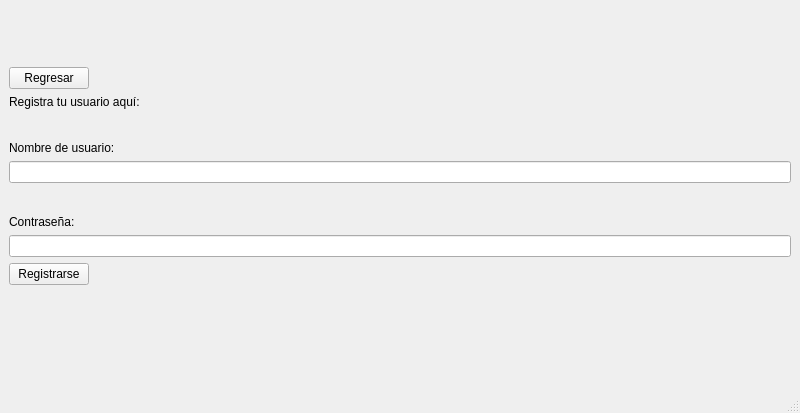
AntonyEduardoAguirre/proyectoprogramacion2, file proyecto progra/registro.ui: the form before one commit.
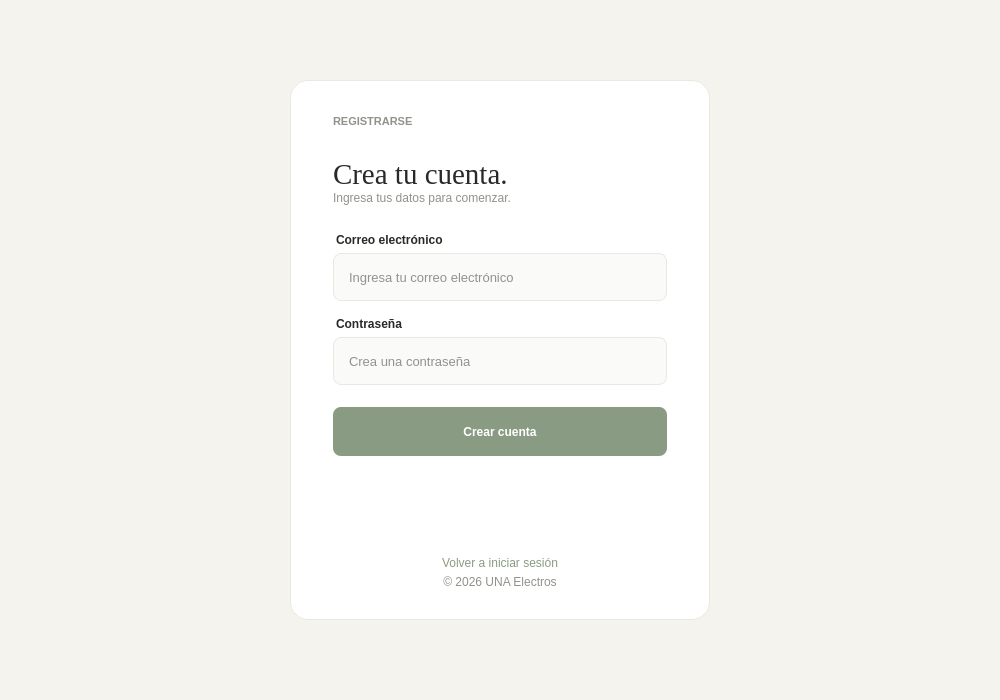
The form after the commit.

Patch:
```diff
--- a/proyecto progra/registro.ui
+++ b/proyecto progra/registro.ui
@@ -6,33 +6,127 @@
    <rect>
     <x>0</x>
     <y>0</y>
-    <width>800</width>
-    <height>413</height>
+    <width>1000</width>
+    <height>700</height>
    </rect>
   </property>
+  <property name="minimumSize">
+   <size>
+    <width>760</width>
+    <height>560</height>
+   </size>
+  </property>
   <property name="windowTitle">
-   <string>MainWindow</string>
+   <string>Registrarse</string>
+  </property>
+  <property name="styleSheet">
+   <string notr="true">QMainWindow, #centralwidget {
+	background-color: #F5F3EE;
+}
+#softCard {
+	background-color: #FFFFFF;
+	border: 1px solid #EAE8E2;
+	border-radius: 18px;
+}
+QLabel#eyebrow {
+	color: #92918B;
+	font-family: "Segoe UI";
+	font-size: 11px;
+	font-weight: 600;
+}
+QLabel#title {
+	color: #292A28;
+	font-family: Georgia;
+	font-size: 29px;
+}
+QLabel#subtitle, QLabel#copyright {
+	color: #92918B;
+	font-family: "Segoe UI";
+	font-size: 12px;
+}
+QLabel#lblUsuario, QLabel#lblContrasenna {
+	color: #292A28;
+	font-family: "Segoe UI";
+	font-size: 12px;
+	font-weight: 600;
+	margin-bottom: 6px;
+}
+QLineEdit {
+	background-color: #FAFAF8;
+	color: #292A28;
+	border: 1px solid #E8E7E1;
+	border-radius: 8px;
+	padding: 0 13px;
+	min-height: 46px;
+	font-size: 13px;
+}
+QLineEdit:focus {
+	border: 1px solid #899B83;
+}
+QPushButton#btnRegistrarse {
+	background-color: #899B83;
+	color: #FFFFFF;
+	border: none;
+	border-radius: 8px;
+	min-height: 49px;
+	font-weight: 600;
+}
+QPushButton#btnRegistrarse:hover {
+	background-color: #788B72;
+}
+QPushButton#btnRegresar {
+	background: transparent;
+	border: none;
+	color: #899B83;
+	padding: 5px;
+}
+QPushButton#btnRegresar:hover {
+	color: #788B72;
+}
+QLabel#lblError {
+	color: #92918B;
+	font-size: 11px;
+	margin-top: 8px;
+}
+QLabel#lblMensaje {
+	color: #899B83;
+	font-size: 11px;
+}
+</string>
   </property>
   <widget class="QWidget" name="centralwidget">
-   <layout class="QFormLayout" name="formLayout">
-    <item row="1" column="0">
-     <widget class="QPushButton" name="btnRegresar">
-      <property name="text">
-       <string>Regresar</string>
-      </property>
-     </widget>
-    </item>
-    <item row="2" column="0">
-     <widget class="QLabel" name="RegisteUsuarioAqui">
-      <property name="text">
-       <string>Registra tu usuario aquí:</string>
-      </property>
-     </widget>
+   <layout class="QVBoxLayout" name="layoutExterior">
+    <property name="leftMargin">
+     <number>24</number>
+    </property>
+    <property name="topMargin">
+     <number>24</number>
+    </property>
+    <property name="rightMargin">
+     <number>24</number>
+    </property>
+    <property name="bottomMargin">
+     <number>24</number>
+    </property>
+    <item>
+     <spacer name="spacerSuperior">
+      <property name="orientation">
+       <enum>Qt::Vertical</enum>
+      </property>
+      <property name="sizeHint" stdset="0">
+       <size>
+        <width>20</width>
+        <height>40</height>
+       </size>
+      </property>
+     </spacer>
     </item>
-    <item row="3" column="0">
-     <spacer name="horizontalSpacer">
+    <item>
+     <layout class="QHBoxLayout" name="filaTarjeta">
+      <item>
+       <spacer name="spacerIzquierdo">
       <property name="orientation">
-       <enum>Qt::Orientation::Horizontal</enum>
+         <enum>Qt::Horizontal</enum>
       </property>
       <property name="sizeHint" stdset="0">
        <size>
@@ -42,71 +136,186 @@
       </property>
      </spacer>
     </item>
-    <item row="4" column="0">
+      <item>
+       <widget class="QFrame" name="softCard">
+        <property name="minimumSize">
+         <size>
+          <width>420</width>
+          <height>540</height>
+         </size>
+        </property>
+        <property name="maximumSize">
+         <size>
+          <width>460</width>
+          <height>570</height>
+         </size>
+        </property>
+        <property name="frameShape">
+         <enum>QFrame::NoFrame</enum>
+        </property>
+        <layout class="QVBoxLayout" name="contenido">
+         <property name="spacing">
+          <number>0</number>
+         </property>
+         <property name="leftMargin">
+          <number>42</number>
+         </property>
+         <property name="topMargin">
+          <number>34</number>
+         </property>
+         <property name="rightMargin">
+          <number>42</number>
+         </property>
+         <property name="bottomMargin">
+          <number>30</number>
+         </property>
+         <item>
+          <widget class="QLabel" name="eyebrow">
+           <property name="text">
+            <string>REGISTRARSE</string>
+           </property>
+          </widget>
+         </item>
+         <item>
+          <spacer name="spacerEyebrow">
+           <property name="orientation">
+            <enum>Qt::Vertical</enum>
+           </property>
+           <property name="sizeType">
+            <enum>QSizePolicy::Fixed</enum>
+           </property>
+           <property name="sizeHint" stdset="0">
+            <size>
+             <width>20</width>
+             <height>30</height>
+            </size>
+           </property>
+          </spacer>
+         </item>
+         <item>
+          <widget class="QLabel" name="title">
+           <property name="text">
+            <string>Crea tu cuenta.</string>
+           </property>
+          </widget>
+         </item>
+         <item>
+          <widget class="QLabel" name="subtitle">
+           <property name="text">
+            <string>Ingresa tus datos para comenzar.</string>
+           </property>
+          </widget>
+         </item>
+         <item>
+          <spacer name="spacerSubtitulo">
+           <property name="orientation">
+            <enum>Qt::Vertical</enum>
+           </property>
+           <property name="sizeType">
+            <enum>QSizePolicy::Fixed</enum>
+           </property>
+           <property name="sizeHint" stdset="0">
+            <size>
+             <width>20</width>
+             <height>28</height>
+            </size>
+           </property>
+          </spacer>
+         </item>
+         <item>
      <widget class="QLabel" name="lblUsuario">
       <property name="text">
-       <string>Nombre de usuario:</string>
+            <string>Correo electrónico</string>
       </property>
      </widget>
     </item>
-    <item row="5" column="0" colspan="2">
-     <widget class="QLineEdit" name="txtUsuario"/>
-    </item>
-    <item row="6" column="0">
-     <spacer name="horizontalSpacer_2">
+         <item>
+          <widget class="QLineEdit" name="txtUsuario">
+           <property name="placeholderText">
+            <string>Ingresa tu correo electrónico</string>
+           </property>
+          </widget>
+         </item>
+         <item>
+          <spacer name="spacerUsuario">
       <property name="orientation">
-       <enum>Qt::Orientation::Horizontal</enum>
+            <enum>Qt::Vertical</enum>
+           </property>
+           <property name="sizeType">
+            <enum>QSizePolicy::Fixed</enum>
       </property>
       <property name="sizeHint" stdset="0">
        <size>
-        <width>40</width>
-        <height>20</height>
+             <width>20</width>
+             <height>16</height>
        </size>
       </property>
      </spacer>
     </item>
-    <item row="7" column="0">
+         <item>
      <widget class="QLabel" name="lblContrasenna">
       <property name="text">
-       <string>Contraseña:</string>
+            <string>Contraseña</string>
       </property>
      </widget>
     </item>
-    <item row="8" column="0" colspan="2">
+         <item>
      <widget class="QLineEdit" name="txtContrasenna">
       <property name="echoMode">
-       <enum>QLineEdit::EchoMode::Password</enum>
+            <enum>QLineEdit::Password</enum>
+           </property>
+           <property name="placeholderText">
+            <string>Crea una contraseña</string>
       </property>
      </widget>
     </item>
-    <item row="9" column="0">
+         <item>
+          <spacer name="spacerContrasenna">
+           <property name="orientation">
+            <enum>Qt::Vertical</enum>
+           </property>
+           <property name="sizeType">
+            <enum>QSizePolicy::Fixed</enum>
+           </property>
+           <property name="sizeHint" stdset="0">
+            <size>
+             <width>20</width>
+             <height>22</height>
+            </size>
+           </property>
+          </spacer>
+         </item>
+         <item>
      <widget class="QPushButton" name="btnRegistrarse">
       <property name="text">
-       <string>Registrarse</string>
+            <string>Crear cuenta</string>
       </property>
      </widget>
     </item>
-    <item row="10" column="0">
+         <item>
      <widget class="QLabel" name="lblError">
-      <property name="styleSheet">
-       <string notr="true"> color: red;</string>
-      </property>
       <property name="text">
        <string/>
       </property>
-     </widget>
-    </item>
-    <item row="13" column="0">
+           <property name="alignment">
+            <set>Qt::AlignCenter</set>
+           </property>
+          </widget>
+         </item>
+         <item>
      <widget class="QLabel" name="lblMensaje">
       <property name="text">
        <string/>
       </property>
-     </widget>
-    </item>
-    <item row="12" column="0" colspan="2">
-     <spacer name="verticalSpacer">
+           <property name="alignment">
+            <set>Qt::AlignCenter</set>
+           </property>
+          </widget>
+         </item>
+         <item>
+          <spacer name="spacerInferior">
       <property name="orientation">
-       <enum>Qt::Orientation::Vertical</enum>
+            <enum>Qt::Vertical</enum>
       </property>
       <property name="sizeHint" stdset="0">
        <size>
@@ -116,13 +325,48 @@
       </property>
      </spacer>
     </item>
-    <item row="0" column="0" colspan="2">
-     <spacer name="verticalSpacer_2">
+         <item>
+          <widget class="QPushButton" name="btnRegresar">
+           <property name="text">
+            <string>Volver a iniciar sesión</string>
+           </property>
+          </widget>
+         </item>
+         <item>
+          <widget class="QLabel" name="copyright">
+           <property name="text">
+            <string>© 2026 UNA Electros</string>
+           </property>
+           <property name="alignment">
+            <set>Qt::AlignCenter</set>
+           </property>
+          </widget>
+         </item>
+        </layout>
+       </widget>
+      </item>
+      <item>
+       <spacer name="spacerDerecho">
       <property name="orientation">
-       <enum>Qt::Orientation::Vertical</enum>
+         <enum>Qt::Horizontal</enum>
       </property>
       <property name="sizeHint" stdset="0">
        <size>
+          <width>40</width>
+          <height>20</height>
+         </size>
+        </property>
+       </spacer>
+      </item>
+     </layout>
+    </item>
+    <item>
+     <spacer name="spacerInferiorExterior">
+      <property name="orientation">
+       <enum>Qt::Vertical</enum>
+      </property>
+      <property name="sizeHint" stdset="0">
+       <size>
         <width>20</width>
         <height>40</height>
        </size>
@@ -131,17 +375,6 @@
     </item>
    </layout>
   </widget>
-  <widget class="QMenuBar" name="menubar">
-   <property name="geometry">
-    <rect>
-     <x>0</x>
-     <y>0</y>
-     <width>800</width>
-     <height>21</height>
-    </rect>
-   </property>
-  </widget>
-  <widget class="QStatusBar" name="statusbar"/>
  </widget>
  <resources/>
  <connections/>
```
Lines whose indentation alone changed are shown as unchanged.
